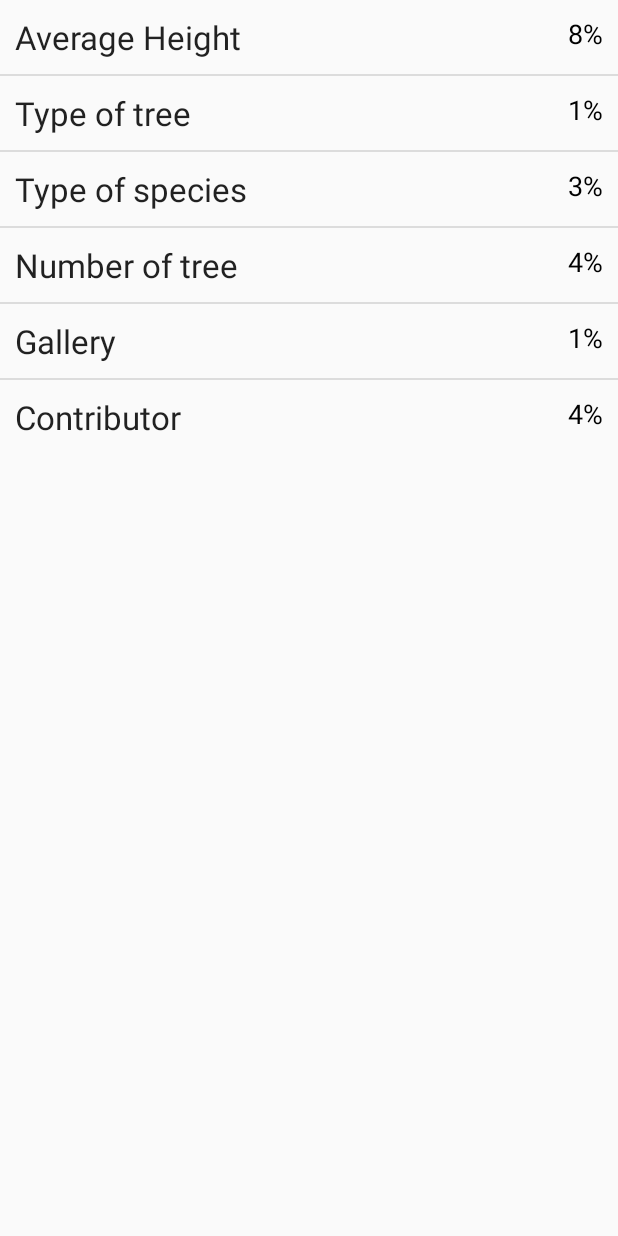
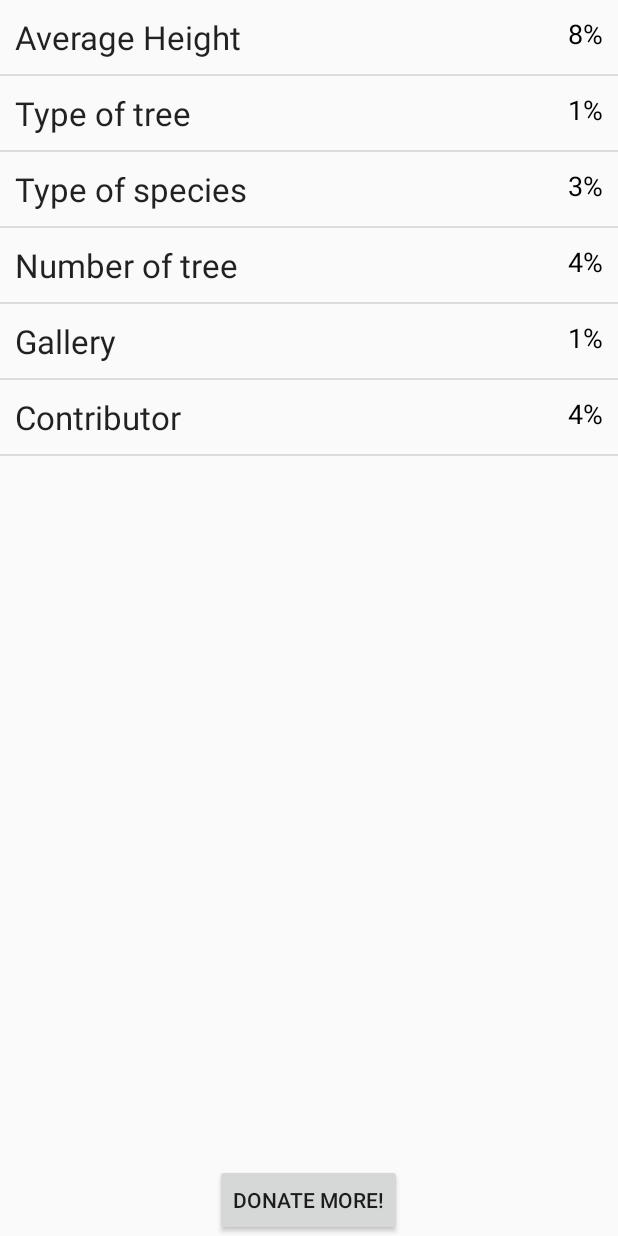
Before and after one commit to zi-yang-zhang/Plant-a-tree, an Android app: the MainActivity screen opened directly, with no data from a screen before it, on a phone screen of 412 x 824 dp. Run offline under Robolectric (Android 15) with nearby library versions, the light colour scheme and no system bars; 2 statements that could not run were skipped.

Commit message:
updated notification changes

```diff
--- a/app/src/main/java/com/plantatree/plantatree/MainActivity.java
+++ b/app/src/main/java/com/plantatree/plantatree/MainActivity.java
@@ -3,7 +3,6 @@ package com.plantatree.plantatree;
 import android.os.Bundle;
 
 import com.plantatree.plantatree.fragment.MainDataFragment;
-import com.plantatree.plantatree.receiver.GcmBroadcastReceiver;
 import com.plantatree.plantatree.util.FragmenUtil;
 
 /**
@@ -21,15 +20,8 @@ public class MainActivity extends AbstractActivity {
 	@Override
 	protected void onResume() {
 		super.onResume();
-		if(getIntent().getAction()!=null){
-			if(getIntent().getAction().equals(GcmBroadcastReceiver.ACTION_UPDATE_STATUS)){
-				FragmenUtil.switchToRootFragment(this, MainDataFragment.newInstance(true));
-			}else {
-				FragmenUtil.switchToRootFragment(this, MainDataFragment.newInstance(false));
-			}
-		}else{
-			FragmenUtil.switchToRootFragment(this, MainDataFragment.newInstance(false));
-		}
+		FragmenUtil.switchToRootFragment(this, MainDataFragment.newInstance());
+
 	}
 
 	@Override
--- a/app/src/main/java/com/plantatree/plantatree/adapter/MainAdapter.java
+++ b/app/src/main/java/com/plantatree/plantatree/adapter/MainAdapter.java
@@ -49,13 +49,13 @@ public class MainAdapter extends ArrayAdapter<MainAdapter.DataType> {
 				int newRate = DataType.getRate(mContext, position)+1;
 				DataType.setRate(mContext,position,newRate);
 				viewHolder.rate.setTextColor(Color.RED);
-				sharedPrefHelper.setRateChange(false);
 			}else{
 				viewHolder.rate.setTextColor(Color.BLACK);
 			}
 			String rate = DataType.getRate(mContext,position) + "%";
 			viewHolder.rate.setText(rate);
 		}
+		v.invalidate();
 		v.setTag(viewHolder);
 		return v;
 	}
--- a/app/src/main/java/com/plantatree/plantatree/fragment/MainDataFragment.java
+++ b/app/src/main/java/com/plantatree/plantatree/fragment/MainDataFragment.java
@@ -1,32 +1,33 @@
 package com.plantatree.plantatree.fragment;
 
+import android.content.Intent;
 import android.os.Bundle;
 import android.support.annotation.Nullable;
 import android.view.LayoutInflater;
 import android.view.View;
 import android.view.ViewGroup;
 import android.widget.AdapterView;
+import android.widget.Button;
 import android.widget.ListView;
 
+import com.plantatree.plantatree.DonateActivity;
 import com.plantatree.plantatree.R;
 import com.plantatree.plantatree.adapter.MainAdapter;
 import com.plantatree.plantatree.manager.bus.events.UpdateEvent;
 import com.plantatree.plantatree.util.FragmenUtil;
+import com.plantatree.plantatree.util.SharedPrefHelper;
 import com.squareup.otto.Subscribe;
 
 /**
  * Created by robertzhang on 2015-08-22.
  */
-public class MainDataFragment extends AbstractFragment implements AdapterView.OnItemClickListener {
+public class MainDataFragment extends AbstractFragment implements AdapterView.OnItemClickListener, View.OnClickListener {
 	private ListView mMainContainer;
 	private MainAdapter mAdapter;
-	private static final String UPDATE = "update";
+	private Button donateButton;
 
-	public static MainDataFragment newInstance(boolean update){
+	public static MainDataFragment newInstance(){
 		MainDataFragment mainDataFragment = new MainDataFragment();
-		Bundle extra = new Bundle();
-		extra.putBoolean(UPDATE, update);
-		mainDataFragment.setArguments(extra);
 		return mainDataFragment;
 
 	}
@@ -42,7 +43,8 @@ public class MainDataFragment extends AbstractFragment implements AdapterView.On
 		View view = inflater.inflate(R.layout.fragment_data, container, false);
 		mMainContainer = (ListView) view.findViewById(R.id.main_list);
 		mAdapter = new MainAdapter(getActivity(), View.NO_ID);
-
+		donateButton = (Button) view.findViewById(R.id.donate_button);
+		donateButton.setOnClickListener(this);
 
 
 		return view;
@@ -53,17 +55,20 @@ public class MainDataFragment extends AbstractFragment implements AdapterView.On
 		super.onViewCreated(view, savedInstanceState);
 		mMainContainer.setAdapter(mAdapter);
 		mMainContainer.setOnItemClickListener(this);
-		if(getArguments()!=null){
-			if(getArguments().getBoolean(UPDATE)){
-				mAdapter.notifyDataSetInvalidated();
-			}
-		}
+		donateButton.setOnClickListener(this);
 
 	}
 
 	@Override
 	public void onResume() {
 		super.onResume();
+	}
+
+	@Override
+	public void onPause() {
+		super.onPause();
+		SharedPrefHelper sharedPrefHelper = new SharedPrefHelper(getActivity());
+		sharedPrefHelper.setRateChange(false);
 	}
 
 	@Override
@@ -94,4 +99,10 @@ public class MainDataFragment extends AbstractFragment implements AdapterView.On
 	public void handleUpdateEvent(UpdateEvent event){
 		mAdapter.notifyDataSetInvalidated();
 	}
+
+	@Override
+	public void onClick(View v) {
+		startActivity(new Intent(getActivity(), DonateActivity.class));
+
+	}
 }
--- a/app/src/main/res/layout/fragment_data.xml
+++ b/app/src/main/res/layout/fragment_data.xml
@@ -10,5 +10,14 @@
         android:layout_height="wrap_content"
         android:id="@+id/main_list"
         android:layout_alignParentTop="true"
+        android:layout_centerHorizontal="true"
+        android:layout_above="@+id/donate_button"/>
+
+    <Button
+        android:layout_width="wrap_content"
+        android:layout_height="wrap_content"
+        android:text="Donate More!"
+        android:id="@+id/donate_button"
+        android:layout_alignParentBottom="true"
         android:layout_centerHorizontal="true"/>
 </RelativeLayout>
```
